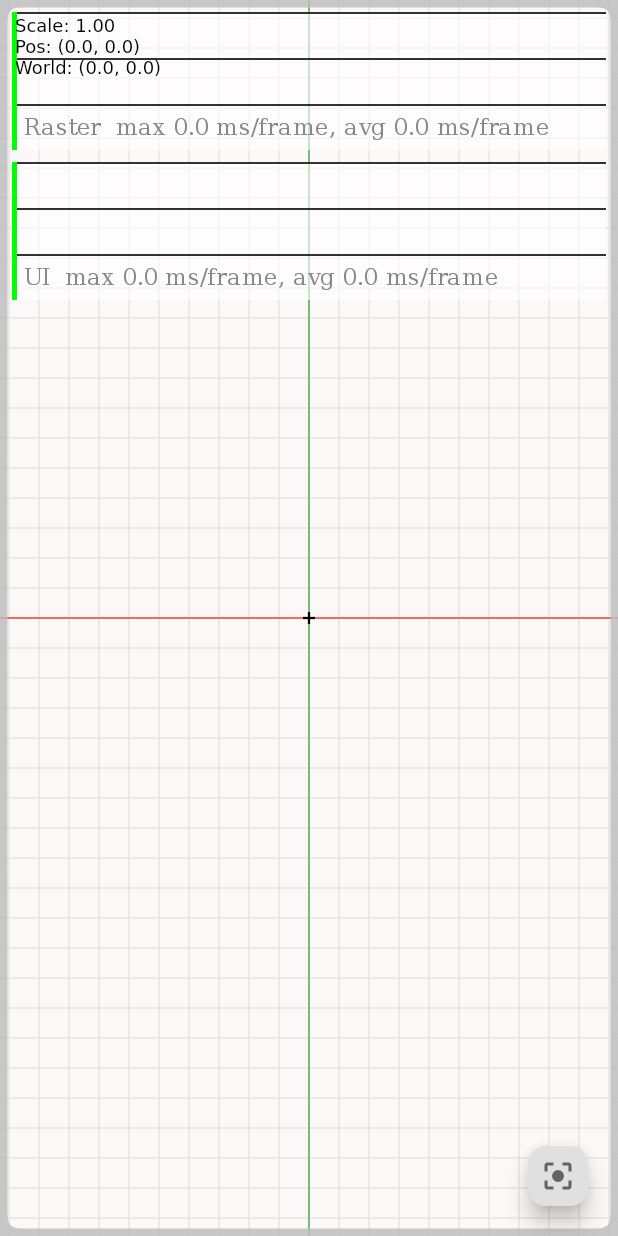
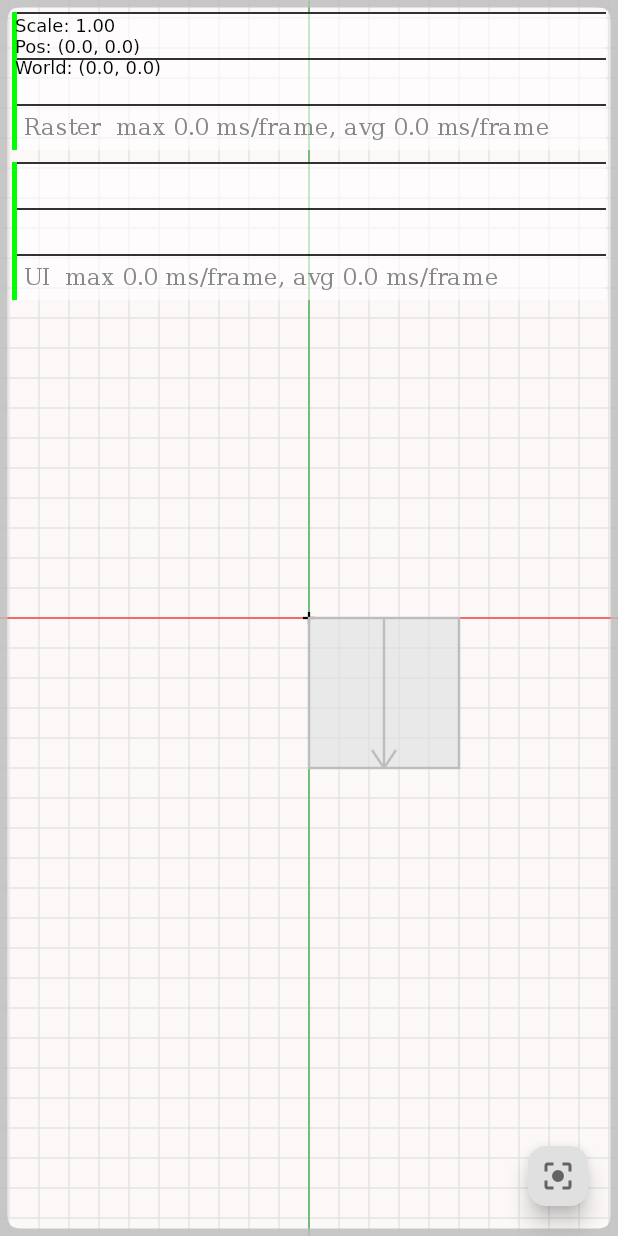
Before and after one commit to AndreyKedo/2d-graphics-playground, a Flutter app: the screen it shows after launch, after a tap on the "center focus strong" icon, on a phone screen of 412 x 824 dp. Run offline on Flutter 3.47's test engine with Material 3 defaults, Android fonts, the phone set to English and light mode, and no system bars.

Commit message:
change: use canvas api for transformation

```diff
--- a/lib/graphics_viewport/editor/axis_painter.dart
+++ b/lib/graphics_viewport/editor/axis_painter.dart
@@ -9,9 +9,7 @@ class AxisPainter {
 
   final dxAxisPainter = Paint()..color = Colors.red;
   final dyAxisPainter = Paint()..color = Colors.green;
-  final crossPainter = Paint()
-    ..color = Colors.black
-    ..strokeWidth = 1.5;
+  final crossPainter = Paint()..color = Colors.black;
 
   final crossAxisPosition = Float32List.fromList([-4, 0, 4, 0, 0, -4, 0, 4]);
 
@@ -44,7 +42,7 @@ class AxisPainter {
     }
 
     if (drawDxAxis && drawDyAxis) {
-      canvas.drawRawPoints(PointMode.lines, crossAxisPosition, crossPainter);
+      canvas.drawRawPoints(PointMode.lines, crossAxisPosition, crossPainter..strokeWidth = 1.5 / viewport.zoom);
     }
 
     canvas.restore();
--- a/lib/graphics_viewport/graphics_viewport.dart
+++ b/lib/graphics_viewport/graphics_viewport.dart
@@ -1,3 +1,5 @@
+import 'dart:ui';
+
 import 'package:flutter/gestures.dart';
 import 'package:flutter/material.dart';
 import 'package:flutter/rendering.dart';
@@ -28,6 +30,10 @@ class GraphicsViewportController {
       object.lastDragPosition = object.size.center(Offset.zero);
       object.markNeedsPaint();
     });
+  }
+
+  void dispose() {
+    _renderObject = null;
   }
 }
 
@@ -168,11 +174,13 @@ class GraphicsViewportRenderObject extends RenderBox {
   @override
   void paint(PaintingContext context, Offset offset) {
     final gvContext = GVPainterContext(surfaceContext: context, offset: offset, viewport: viewport);
-    context.canvas
+    final canvas = context.canvas;
+    canvas
       ..save()
       ..translate(offset.dx, offset.dy)
-      ..clipRect(offset & size)
-      ..transform(viewport.matrix.storage)
+      ..clipRect(offset & size);
+    viewport.applyTransformation(canvas);
+    canvas
       ..drawObject((canvas) {
         gridPainter.paint(gvContext);
         axisPainter.paint(gvContext);
@@ -185,22 +193,25 @@ class GraphicsViewportRenderObject extends RenderBox {
             ..color = Colors.grey.shade400.withAlpha(210)
             ..strokeWidth = 10.0 / viewport.zoom,
         );
+      })
+      ..drawObject((canvas) {
+        final rect = Offset.zero & Size(100, 100);
+        final paint = Paint()..color = Colors.grey.shade300.withAlpha(164);
+        canvas
+          ..save()
+          ..drawRect(rect, paint)
+          ..drawRect(
+            rect,
+            paint
+              ..style = PaintingStyle.stroke
+              ..strokeWidth = 1.6 / viewport.zoom
+              ..color = Colors.grey.shade400,
+          )
+          ..drawLine(Offset(rect.center.dx, rect.top), Offset(rect.center.dx, rect.bottom), paint)
+          ..drawLine(Offset(rect.center.dx, rect.bottom), Offset(rect.center.dx - 8, rect.bottom - 12), paint)
+          ..drawLine(Offset(rect.center.dx, rect.bottom), Offset(rect.center.dx + 8, rect.bottom - 12), paint)
+          ..restore();
       });
-    // ..drawObject((canvas) {
-    //   final rect = Offset.zero & Size(100, 100);
-    //   final paint = Paint()..color = Colors.grey.shade300.withAlpha(164);
-    //   canvas
-    //     ..save()
-    //     ..drawRect(rect, paint)
-    //     ..drawRect(
-    //       rect,
-    //       paint
-    //         ..style = PaintingStyle.stroke
-    //         ..strokeWidth = 1.6 / viewport.zoom
-    //         ..color = Colors.grey.shade400,
-    //     )
-    //     ..restore();
-    // })
 
     performanceOverlayPainter.paint(gvContext);
     editorMetrics.paint(gvContext);
--- a/lib/graphics_viewport/viewport.dart
+++ b/lib/graphics_viewport/viewport.dart
@@ -1,51 +1,32 @@
-import 'dart:ui';
-import 'package:vector_math/vector_math_64.dart';
+import 'package:flutter/rendering.dart';
+//import 'package:vector_math/vector_math_64.dart' show Vector3;
 
 class Viewport2D {
-  Matrix4 _view = Matrix4.identity();
-  Matrix4 _projection = Matrix4.identity();
-
+  //Matrix4 matrix = Matrix4.identity();
   Size viewportSize = Size.zero;
   Offset _position = Offset.zero;
   double _scale = 1.0;
-
-  // Видовая матрица (преобразования камеры)
-  Matrix4 get view => _view.clone();
-  // Проекционная матрица (преобразования в экранные координаты)
-  Matrix4 get projection => _projection.clone();
-  // Комбинированная матрица (проекционная * видовая)
-  Matrix4 get matrix => _projection * _view;
 
   double get zoom => _scale;
   Offset get position => _position;
 
   void updateProjection(Size size) {
     viewportSize = size;
-    _projection = Matrix4.translationValues(size.width / 2, size.height / 2, 0);
-    _updateMatrix();
-  }
-
-  void setMatrixRaw(Matrix4 matrix) {
-    _view.multiply(matrix);
   }
 
   void reset() {
     _position = Offset.zero;
     _scale = 1.0;
-    _updateMatrix();
   }
 
   void setPosition(Offset position) {
     _position = position;
-    _updateMatrix();
   }
 
   void translate(Offset delta) {
-    _position += delta * _scale;
-    _updateMatrix();
+    _position += delta;
   }
 
-  Offset worldFocalBefore = Offset.zero;
   bool scale(double scale, Offset focalPoint) {
     final oldScale = _scale;
     final newScale = _constraintScale(_scale * scale);
@@ -59,14 +40,16 @@ class Viewport2D {
     // _scale = newScale;
     // _position += _position - Offset(r.x, r.y);
     //_position += (worldFocalBefore - _position) * (oldScale / newScale);
-    _updateMatrix();
 
     return true;
   }
 
-  @pragma('vm:prefer-inline')
-  void _updateMatrix() {
-    _view = Matrix4.translationValues(_position.dx, _position.dy, 0)..scaleByVector3(Vector3(_scale, _scale, 1));
+  void applyTransformation(Canvas canvas) {
+    canvas
+      ..translate(viewportSize.width / 2, viewportSize.height / 2)
+      ..scale(_scale, _scale)
+      ..translate(_position.dx, _position.dy);
+    //matrix = Matrix4.fromFloat64List(canvas.getTransform());
   }
 
   @pragma('vm:prefer-inline')
@@ -83,12 +66,16 @@ class Viewport2D {
 
   @pragma('vm:prefer-inline')
   Offset worldToScreen(Offset worldPoint) {
-    final vector = matrix.transform3(Vector3(worldPoint.dx, worldPoint.dy, 0));
-    return Offset(vector.x, vector.y);
+    final center = worldPoint - _position;
+    return center * _scale + Offset(viewportSize.width / 2, viewportSize.height / 2);
+    // final screen = matrix.transform3(Vector3(worldPoint.dx, worldPoint.dy, 0));
+    // return Offset(screen.x, screen.y);
   }
 
   @pragma('vm:prefer-inline')
   Offset screenToWorld(Offset screenPoint) {
+    final center = Offset(screenPoint.dx - viewportSize.width / 2, screenPoint.dy - viewportSize.height / 2);
+    return center / _scale + (_position * -1);
     // Мировые_координаты = inverse(Проекционная_матрица × Видовая_матрица) × Экранные_координаты
     // 1. Создаем инвертированную матрицу трансформации
     // Инвертирование матрицы трансформации (обратная матрица) позволяет «отменить» действие исходной матрицы.
@@ -102,10 +89,10 @@ class Viewport2D {
     //       |                  |
     //       |                  |y
     // [World coordinates]      [Screen coordinates]
-    final inverse = Matrix4.inverted(matrix);
-    // 2. Преобразуем Offset в Vector3
-    // Вектор = Матрица * Вектор
-    final world = inverse.transform3(Vector3(screenPoint.dx, screenPoint.dy, 0));
-    return Offset(world.x, world.y);
+    // final inverse = Matrix4.inverted(matrix);
+    // // 2. Преобразуем Offset в Vector3
+    // // Вектор = Матрица * Вектор
+    // final world = inverse.transform3(Vector3(screenPoint.dx, screenPoint.dy, 0));
+    // return Offset(world.x, world.y);
   }
 }
--- a/lib/main.dart
+++ b/lib/main.dart
@@ -37,6 +37,12 @@ class _PlaygroundWidgetState extends State<PlaygroundWidget> {
   final controller = GraphicsViewportController();
 
   @override
+  void dispose() {
+    controller.dispose();
+    super.dispose();
+  }
+
+  @override
   Widget build(BuildContext context) {
     return Scaffold(
       body: GraphicsViewport(controller: controller, performanceOverlayOps: PerformanceOverlayOptionExtension.all),
```
